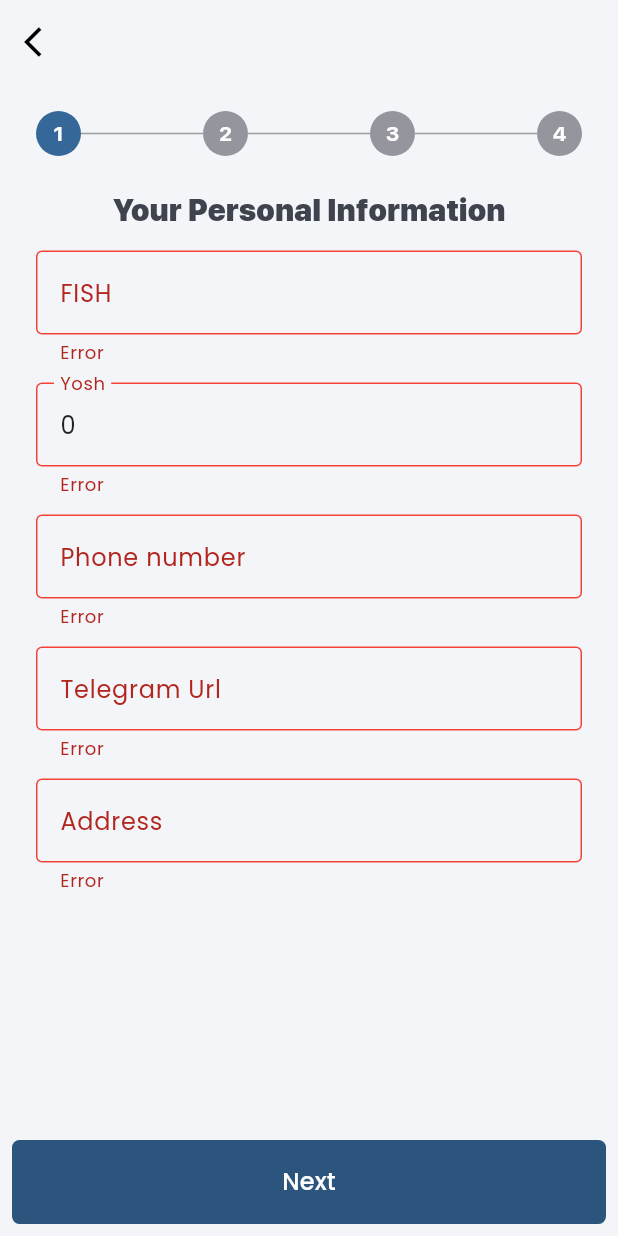
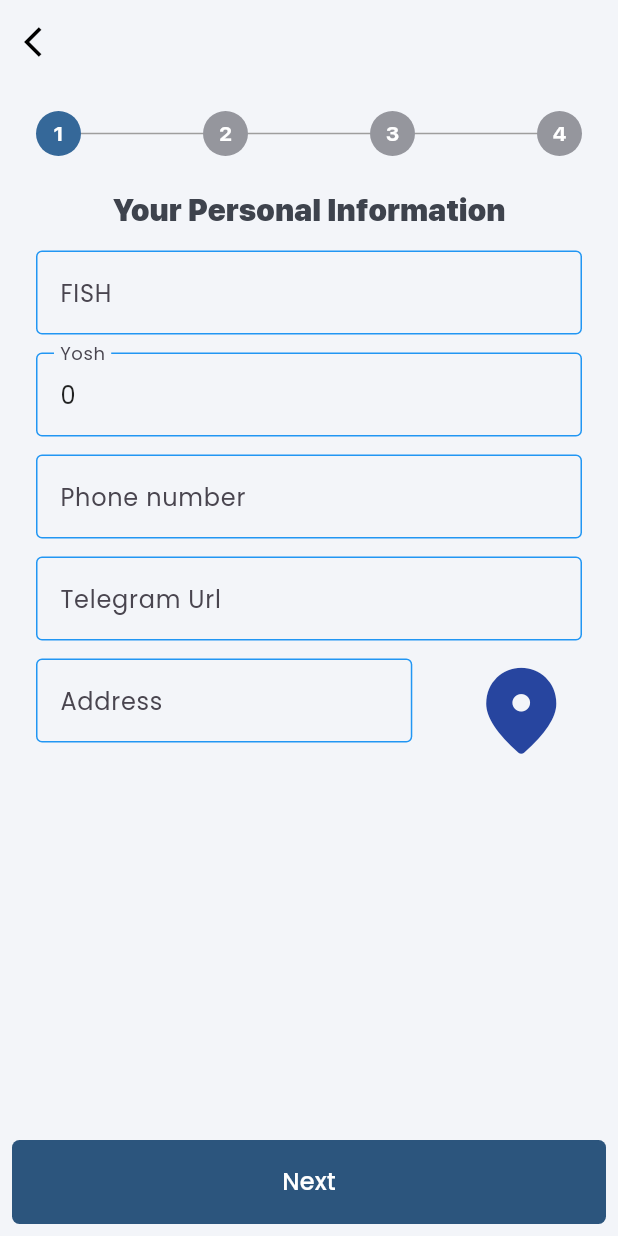
Before and after one commit to muhiddin0888/ish_top, a Flutter app: the AddAnnouncementPage screen opened directly, on a phone screen of 412 x 824 dp. Run offline on Flutter 3.47's test engine with Material 2 defaults, Android fonts, the phone set to English and light mode, and no system bars; our stand-ins replace bloc, cloud_firestore, equatable, file_picker, firebase_auth, firebase_core and 10 more; missing offline and left inert: firebase_auth_platform_interface; accounts and stored records are empty; project files that could hold a hidden picture were left out.

Commit message:
autovalidateMode: togirladim yoshini togirladm mapga icon qoshtim

```diff
--- a/lib/ui/tab_box/announcements/add_announcement/pages/ann_fields_one.dart
+++ b/lib/ui/tab_box/announcements/add_announcement/pages/ann_fields_one.dart
@@ -2,6 +2,7 @@ import 'package:flutter/material.dart';
 import 'package:flutter_bloc/flutter_bloc.dart';
 import 'package:ish_top/cubits/announcement/announcement_cubit.dart';
 import 'package:ish_top/ui/widgets/universal_text_input.dart';
+import 'package:ish_top/utils/color.dart';
 import 'package:ish_top/utils/style.dart';
 
 class AnnFieldsOne extends StatefulWidget {
@@ -23,12 +24,7 @@ class _AnnFieldsOneState extends State<AnnFieldsOne> {
                 height: 12,
               ),
               Center(
-                child: Text(
-                  "Your Personal Information",
-                  style: MyTextStyle.sfProBlack.copyWith(fontSize: 20)
-
-                ),
-
+                child: Text("Your Personal Information", style: MyTextStyle.sfProBlack.copyWith(fontSize: 20)),
               ),
               const SizedBox(
                 height: 12,
@@ -86,6 +82,7 @@ class _AnnFieldsOneState extends State<AnnFieldsOne> {
               ),
               UniversalTextInput(
                 caption: "Telegram Url",
+
                 onChanged: (value) {
                   if (value.length > 13) {
                     context.read<AnnouncementCubit>().updateCurrentItem(
@@ -101,7 +98,12 @@ class _AnnFieldsOneState extends State<AnnFieldsOne> {
               const SizedBox(
                 height: 12,
               ),
-              UniversalTextInput(
+              Row(
+                crossAxisAlignment: CrossAxisAlignment.start,
+                children: [
+                  Expanded(
+                    flex: 5,
+                    child: UniversalTextInput(
                       caption: "Address",
                       onChanged: (value) {
                         if (value.length > 5) {
@@ -115,13 +117,23 @@ class _AnnFieldsOneState extends State<AnnFieldsOne> {
                       initialText: context.watch<AnnouncementCubit>().state.fields["telegram_url"].toString(),
                       keyBoardType: TextInputType.streetAddress,
                     ),
-              // Text("Full name"),
-              // Text("Age"),
-              // Text("Phone Number"),
-              // Text("Telegram Url"),
-              // Text("Address"),
+                  ),
+                  Expanded(
+                    flex: 2,
+                    child: InkWell(
+                      onTap: () {},
+                      child: const Icon(
+                        Icons.location_on_rounded,
+                        size: 70,
+                        color: MyColors.primaryColor,
+                      ),
+                    ),
+                  )
                 ],
-          ));
+              )
+            ],
+          ),
+        );
       },
     );
   }
--- a/lib/ui/widgets/universal_text_input.dart
+++ b/lib/ui/widgets/universal_text_input.dart
@@ -32,22 +32,23 @@ class UniversalTextInput extends StatelessWidget {
           onChanged: onChanged,
           validator: (value) {
             if (keyBoardType == TextInputType.text) {
-              return (value!.length <= 3) ? "Error" : null;
+              return (value!.length <= 3) ? "Ism sharfingizni kiriting" : null;
             } else if (keyBoardType == TextInputType.number) {
-              for (int i = 0; i < value!.length; i++) {
+              for (int i = 0; i < value!.length; i++)
+              {
                 if (value[i] == "." ||
                     value[i] == " " ||
                     value[i] == "*" ||
                     value[i] == "-" ||
-                    value[i] == "#") {
-                  return "Error";
+                    value[i] == "#" ||
+                    value[i] == "," ) {
+                  return "Raqam kiriting";
                 }
               }
-              // if(!(value!.contains('.')||  value.contains('#')||  value.contains(' ')||  value.contains('*')||  value.contains('-'))){
               return (value.isEmpty ||
                       (value.isNotEmpty && int.parse(value) > 100 ||
-                          int.parse(value) <= 0))
-                  ? "Error"
+                          int.parse(value) < 12))
+                  ? "Yoshingzni togri kiriting"
                   : null;
               // }
 
@@ -57,20 +58,27 @@ class UniversalTextInput extends StatelessWidget {
                       !value.startsWith("+"))
                   ? "Error"
                   : null;
-            } else if (keyBoardType == TextInputType.streetAddress) {
-              return (value!.length < 13 || value.isEmpty) ? "Error" : null;
+            }
+            else if (keyBoardType == TextInputType.streetAddress) {
+              return (value!.length > 13 || value.isEmpty) ? "Manzilingizni kiriting" : null;
             }
             return null;
           },
-          autovalidateMode: AutovalidateMode.always,
+          autovalidateMode: AutovalidateMode.onUserInteraction,
           decoration: InputDecoration(
             labelText: caption,
             hintText: hintText,
-            errorBorder: OutlineInputBorder(
+            // floatingLabelBehavior: FloatingLabelBehavior.never,
+            enabled: true,
+            enabledBorder: OutlineInputBorder(borderSide: BorderSide(color: Colors.blue,width: 1) ),
+            errorBorder: const OutlineInputBorder(
               borderSide: BorderSide(color: Colors.red),
             ),
+            focusedBorder:  OutlineInputBorder(borderSide: BorderSide(color: Colors.blue,width: 1) ),
           ),
+
         ),
+
       ),
     );
   }
```
Lines whose indentation alone changed are shown as unchanged.
